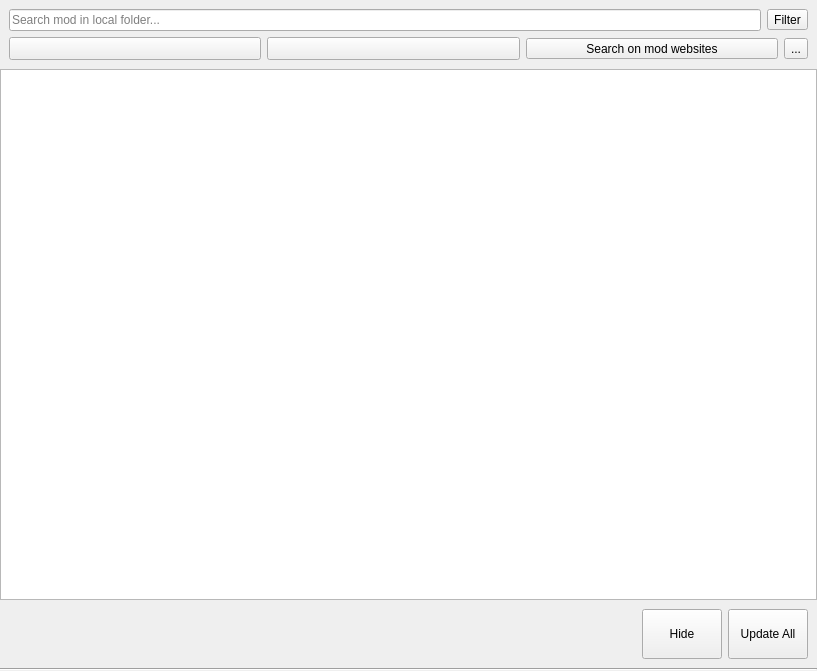
Before: the Qt Designer form src/ui/local/localmodbrowser.ui in kaniol-lck/modmanager, drawn with Qt 5.
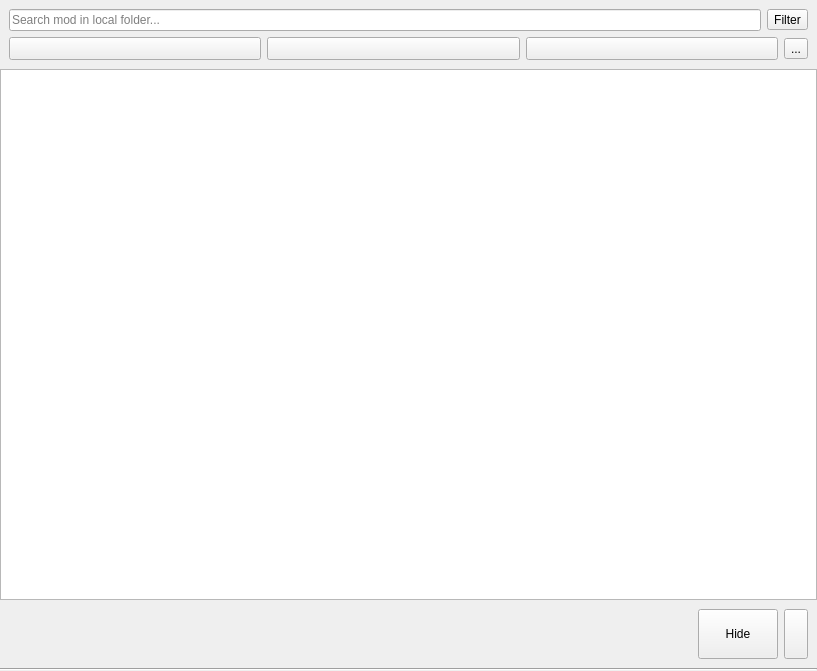
After: the same form once the commit is applied. Icons and pictures are not drawn.

```diff
--- a/src/ui/local/localmodbrowser.ui
+++ b/src/ui/local/localmodbrowser.ui
@@ -230,9 +230,9 @@
        </widget>
       </item>
       <item>
-       <widget class="QPushButton" name="updateAllButton">
+       <widget class="QToolButton" name="updateAllButton">
         <property name="sizePolicy">
-         <sizepolicy hsizetype="Minimum" vsizetype="Fixed">
+         <sizepolicy hsizetype="Preferred" vsizetype="Fixed">
           <horstretch>0</horstretch>
           <verstretch>0</verstretch>
          </sizepolicy>
@@ -243,12 +243,8 @@
           <height>50</height>
          </size>
         </property>
-        <property name="text">
-         <string>Update All</string>
-        </property>
-        <property name="icon">
-         <iconset theme="update-none">
-          <normaloff>.</normaloff>.</iconset>
+        <property name="toolButtonStyle">
+         <enum>Qt::ToolButtonTextBesideIcon</enum>
         </property>
        </widget>
       </item>
@@ -325,13 +321,6 @@
             <verstretch>0</verstretch>
            </sizepolicy>
           </property>
-          <property name="text">
-           <string>Search on mod websites</string>
-          </property>
-          <property name="icon">
-           <iconset theme="update-none">
-            <normaloff>.</normaloff>.</iconset>
-          </property>
           <property name="toolButtonStyle">
            <enum>Qt::ToolButtonTextBesideIcon</enum>
           </property>
```
Left out of the diff: 16 changed lines with no effect on the pictures.
